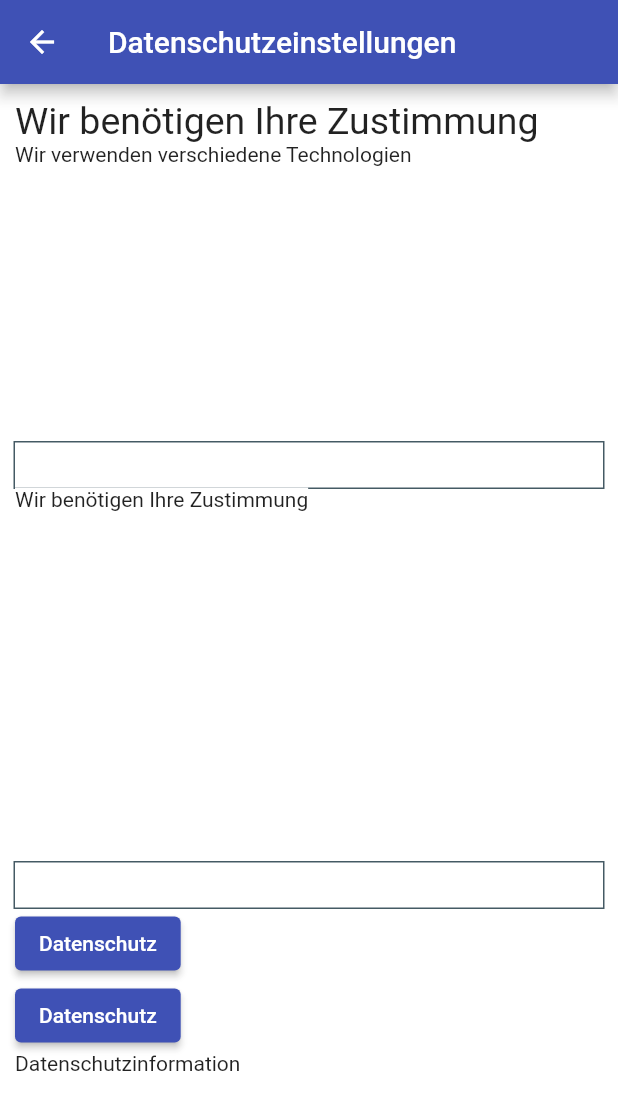
After one commit to markndarm/steckbrief_app, a Flutter app: the screen it shows after launch, after a tap on "Datenschutz", on a phone screen of 412 x 824 dp. The commit adds this screen. Shown: the top 1110 px of the screen. Run offline on Flutter 3.47's test engine with Material 2 defaults, Android fonts, the phone set to English and light mode, and no system bars.

Commit message:
new update

```diff
--- /dev/null
+++ b/lib/screens/datenschutz_screen.dart
@@ -0,0 +1,75 @@
+import 'package:flutter/material.dart';
+
+class DatenschutzScreen extends StatelessWidget {
+  const DatenschutzScreen({Key? key}) : super(key: key);
+
+  @override
+  Widget build(BuildContext context) {
+    return Scaffold(
+      appBar: AppBar(
+        title: Text("Datenschutzeinstellungen"),
+      ),
+      body: Padding(
+        padding: const EdgeInsets.all(10.0),
+        child: Column(
+          crossAxisAlignment: CrossAxisAlignment.start,
+          children: [
+            Container(
+                child: Text(
+                  "Wir benötigen Ihre Zustimmung",
+                style: TextStyle(
+                  fontSize: 25,
+                )),
+            ),
+            Container(
+              height: 200,
+                color: Colors.white,
+                child: Text("Wir verwenden verschiedene Technologien")
+            ),
+            Placeholder(
+              child: Container(
+                height: 30,
+                color: Colors.white,
+              )
+            ),
+            Container(
+              height: 250,
+                color: Colors.white,
+                child: Text("Wir benötigen Ihre Zustimmung")
+            ),
+            Placeholder(
+                child: Container(
+                  height: 30,
+                  color: Colors.white,
+                )
+            ),
+            ElevatedButton(
+              onPressed: () async { // anonyme und asynchrone Funktion
+                Navigator.push(
+                  context,
+                  MaterialPageRoute(builder: (context) => DatenschutzScreen()),
+                );
+              },
+              child: Text("Datenschutz"),
+            ),
+            ElevatedButton(
+              onPressed: () async { // anonyme und asynchrone Funktion
+                Navigator.push(
+                  context,
+                  MaterialPageRoute(builder: (context) => DatenschutzScreen()),
+                );
+              },
+              child: Text("Datenschutz"),
+            ),
+            GestureDetector( // macht Widget clickable
+              onTap: () {
+                Navigator.pop(context);
+              },
+              child: Text("Datenschutzinformation"),
+            )
+          ],
+        ),
+      ),
+    );
+  }
+}
--- a/lib/screens/start_screen.dart
+++ b/lib/screens/start_screen.dart
@@ -1,5 +1,8 @@
 import 'package:flutter/material.dart';
+import 'package:steckbrief_app/screens/datenschutz_screen.dart';
+import 'package:steckbrief_app/screens/second_screen.dart';
 import 'package:steckbrief_app/screens/settings_screen.dart';
+import 'package:steckbrief_app/screens/stack_screen.dart';
 
 class StartScreen extends StatelessWidget {
   const StartScreen({Key? key}) : super(key: key);
@@ -12,18 +15,20 @@ class StartScreen extends StatelessWidget {
         title: InkWell(
           onTap: () {
             ScaffoldMessenger.of(context).showSnackBar(
-                const SnackBar (content: Text('You are already at home!')));
+                const SnackBar(content: Text('You are already at home!')));
           },
           child: Text("Marks Seite"),
         ),
-        actions: <Widget> [
+        actions: <Widget>[
           IconButton(
             icon: Icon(Icons.settings),
             onPressed: () {
-                Navigator.push(
-                  context,
-                  MaterialPageRoute(builder: (context) => const SettingsScreen()),
-                );
+              Navigator.push(
+                context,
+                MaterialPageRoute(builder: (context) {
+                  return const SettingsScreen();
+                }),
+              );
             },
           ),
         ],
@@ -36,11 +41,11 @@ class StartScreen extends StatelessWidget {
                 children: [
                   Container(
                       width: MediaQuery.of(context).size.width / 2,
-                      height: MediaQuery.of(context).size.width/2,
+                      height: MediaQuery.of(context).size.width / 2,
                       child: Image.asset("assets/wingler.jpg")),
                   Container(
                     width: MediaQuery.of(context).size.width / 2,
-                    child:Text(
+                    child: Text(
                       "Mark Baena",
                       textAlign: TextAlign.center,
                       style: TextStyle(
@@ -51,7 +56,6 @@ class StartScreen extends StatelessWidget {
                   ),
                 ],
               ),
-
               macheZeile(
                 text: "Alter: 21",
               ),
@@ -59,25 +63,50 @@ class StartScreen extends StatelessWidget {
                 text: "Augenfarbe: grün",
               ),
               macheZeile(),
-
+              ElevatedButton(
+                onPressed: () async { // anonyme und asynchrone Funktion
+                  Navigator.push(
+                      context,
+                      MaterialPageRoute(builder: (context) => SecondScreen()),
+                  );
+                },
+                child: Text("Servus"),
+              ),
+              ElevatedButton(
+                onPressed: () async { // anonyme und asynchrone Funktion
+                  Navigator.push(
+                    context,
+                    MaterialPageRoute(builder: (context) => StackScreen()),
+                  );
+                },
+                child: Text("Stack"),
+              ),
+              ElevatedButton(
+                onPressed: () async { // anonyme und asynchrone Funktion
+                  Navigator.push(
+                    context,
+                    MaterialPageRoute(builder: (context) => DatenschutzScreen()),
+                  );
+                },
+                child: Text("Datenschutz"),
+              ),
             ],
           ),
         ),
       ),
       floatingActionButton: FloatingActionButton(
-        onPressed: () => {
-
-        },
-        child: Icon(Icons.brightness_4_rounded)
-      ),
+          onPressed: () => {}, child: Icon(Icons.brightness_4_rounded)),
       bottomNavigationBar: BottomNavigationBar(
         type: BottomNavigationBarType.fixed,
         backgroundColor: Colors.indigo,
         selectedItemColor: Colors.white,
         unselectedItemColor: Colors.white,
-        items: const <BottomNavigationBarItem> [
+        items: const <BottomNavigationBarItem>[
           BottomNavigationBarItem(
-            icon: Icon(Icons.home, color: Colors.white,),
+            icon: Icon(
+              Icons.home,
+              color: Colors.white,
+            ),
             label: "Home",
           ),
           BottomNavigationBarItem(
@@ -95,8 +124,7 @@ class StartScreen extends StatelessWidget {
       child: Container(
         color: Colors.black38,
         width: 300,
-        child: Text(
-            text,
+        child: Text(text,
             style: TextStyle(
               fontSize: 48.0,
               fontWeight: FontWeight.bold,
```
Also changed, not shown: lib/screens/second_screen.dart (added, +40 -0 lines), lib/screens/settings_screen.dart (+166 -27 lines), lib/screens/stack_screen.dart (added, +37 -0 lines).
